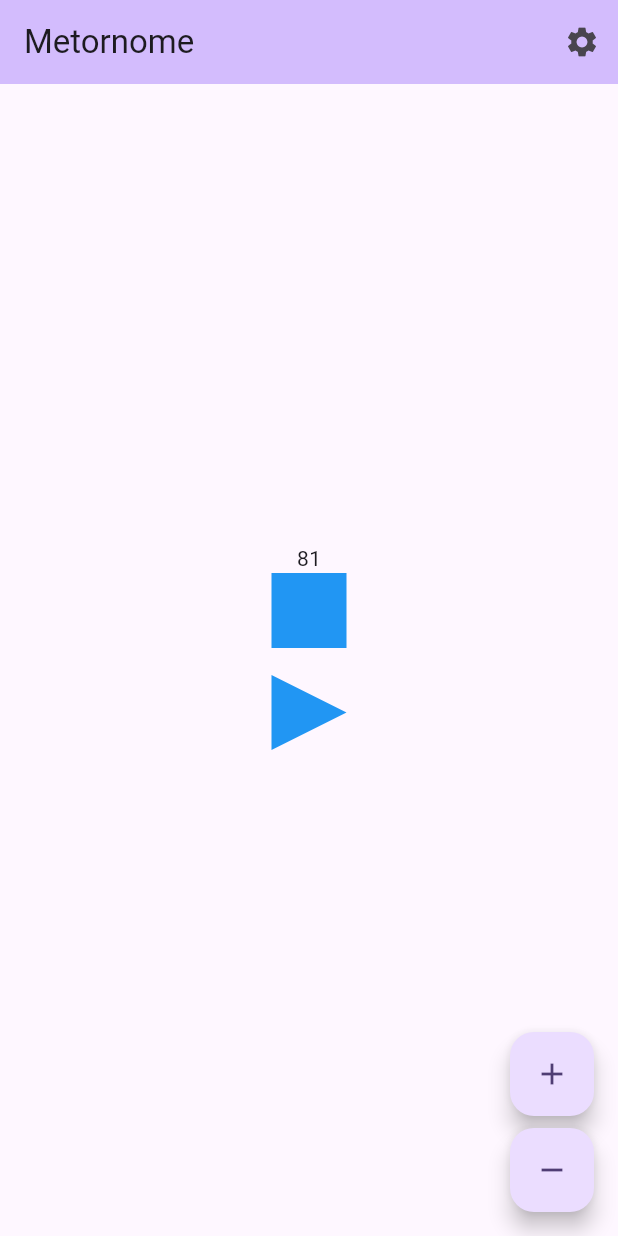
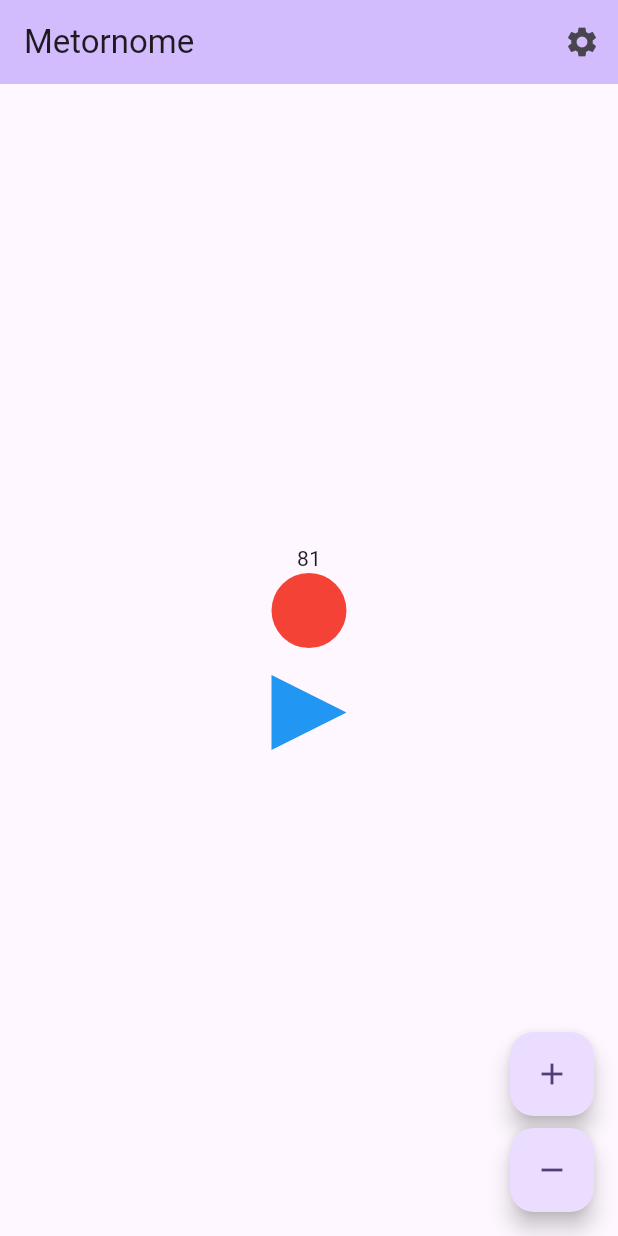
Before and after one commit to BMarx981/metornome, a Flutter app: the screen it shows after launch, after a tap on the "add" icon, on a phone screen of 412 x 824 dp. Run offline on Flutter 3.47's test engine with Material 3 defaults, Android fonts, the light colour scheme and no system bars; our stand-ins replace drift, flutter_riverpod, go_router; accounts and stored records are empty; generated files the repository leaves out were written again.

Commit message:
"Fix extra blinks"

```diff
--- a/lib/main_view/main_page.dart
+++ b/lib/main_view/main_page.dart
@@ -14,6 +14,7 @@ class MainPage extends ConsumerWidget {
   Widget build(BuildContext context, WidgetRef ref) {
     final tempoProv = ref.watch(tempoProvider);
     final playProv = ref.watch(playProvider);
+    print("main rebuilt");
     return Scaffold(
       appBar: AppBar(
         backgroundColor: Theme.of(context).colorScheme.inversePrimary,
--- a/lib/widgets/blinking_widget.dart
+++ b/lib/widgets/blinking_widget.dart
@@ -2,7 +2,6 @@ import 'dart:async';
 
 import 'package:flutter/material.dart';
 import 'package:flutter_riverpod/flutter_riverpod.dart';
-import 'package:metornome/providers/providers.dart';
 
 class BlinkingContainer extends ConsumerStatefulWidget {
   const BlinkingContainer({super.key});
@@ -12,27 +11,14 @@ class BlinkingContainer extends ConsumerStatefulWidget {
 }
 
 class _BlinkingContainerState extends ConsumerState<BlinkingContainer> {
-  Color _currentColor = Colors.blue;
-  double _currentSize = 50;
+  bool _isRed = false;
   late Timer _timer;
+  double _tempo = 80.0; // Default tempo in BPM
 
   @override
   void initState() {
     super.initState();
-  }
-
-  void _startBlinking() {
-    final tempo = ref.watch(tempoProvider);
-    print(tempo);
-    final millisecondsPerBlink = 60000 / tempo;
-    _timer = Timer.periodic(
-        Duration(milliseconds: millisecondsPerBlink.round()), (timer) {
-      // print(millisecondsPerBlink);
-      setState(() {
-        _currentColor = _currentColor == Colors.blue ? Colors.red : Colors.blue;
-        _currentSize = Colors.blue == _currentColor ? 0 : 50;
-      });
-    });
+    _startTimer();
   }
 
   @override
@@ -41,25 +27,43 @@ class _BlinkingContainerState extends ConsumerState<BlinkingContainer> {
     super.dispose();
   }
 
+  void _startTimer() {
+    final interval = (60000 / _tempo).round(); // Calculate interval in ms
+    _timer = Timer.periodic(Duration(milliseconds: interval), (timer) {
+      setState(() {
+        print("blink");
+        _isRed = true;
+      });
+
+      // Reset color after 200 ms
+      Future.delayed(const Duration(milliseconds: 200), () {
+        setState(() {
+          _isRed = false;
+        });
+      });
+    });
+  }
+
+  void _updateTempo(double newTempo) {
+    setState(() {
+      _tempo = newTempo;
+    });
+    _timer.cancel();
+    _startTimer(); // Restart timer with the new tempo
+  }
+
   @override
   Widget build(BuildContext context) {
-    _startBlinking();
-    return Stack(
-      children: [
-        AnimatedContainer(
-          duration: const Duration(milliseconds: 700),
-          child: Container(
-            width: _currentSize,
-            height: _currentSize,
-            color: Colors.red,
-          ),
+    return AnimatedContainer(
+      duration: const Duration(milliseconds: 700),
+      child: Container(
+        decoration: BoxDecoration(
+          shape: BoxShape.circle,
+          color: _isRed ? Colors.red : Colors.transparent,
         ),
-        Container(
-          width: 50,
-          height: 50,
-          color: _currentColor,
-        )
-      ],
+        width: 50,
+        height: 50,
+      ),
     );
   }
 }
```
